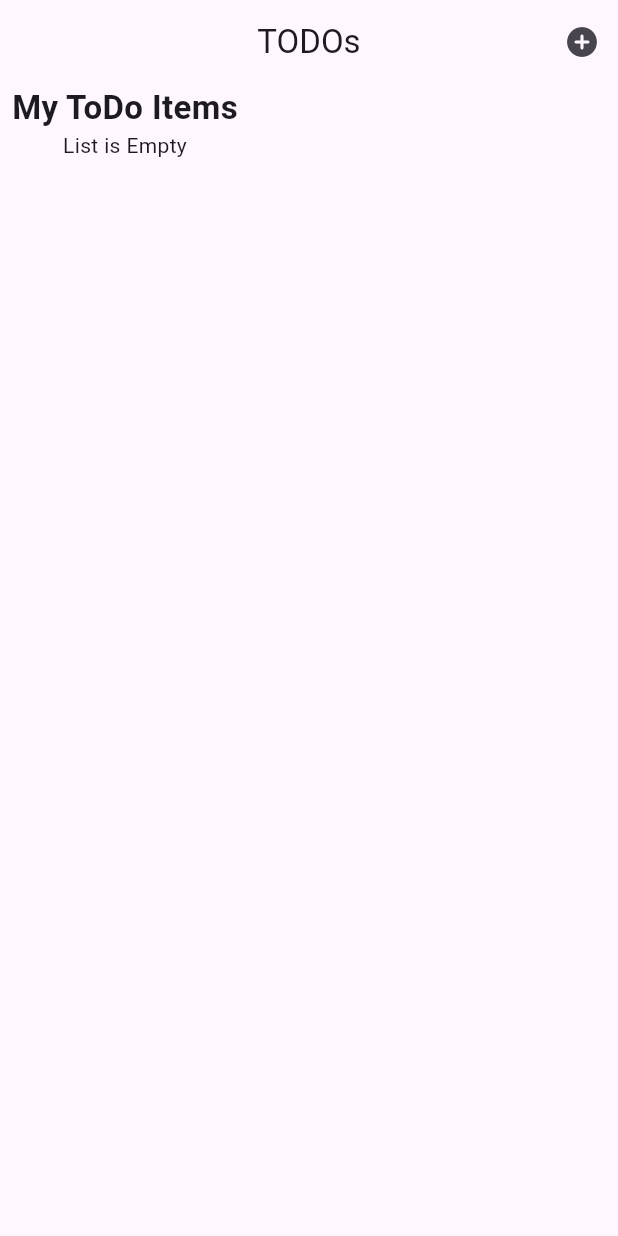
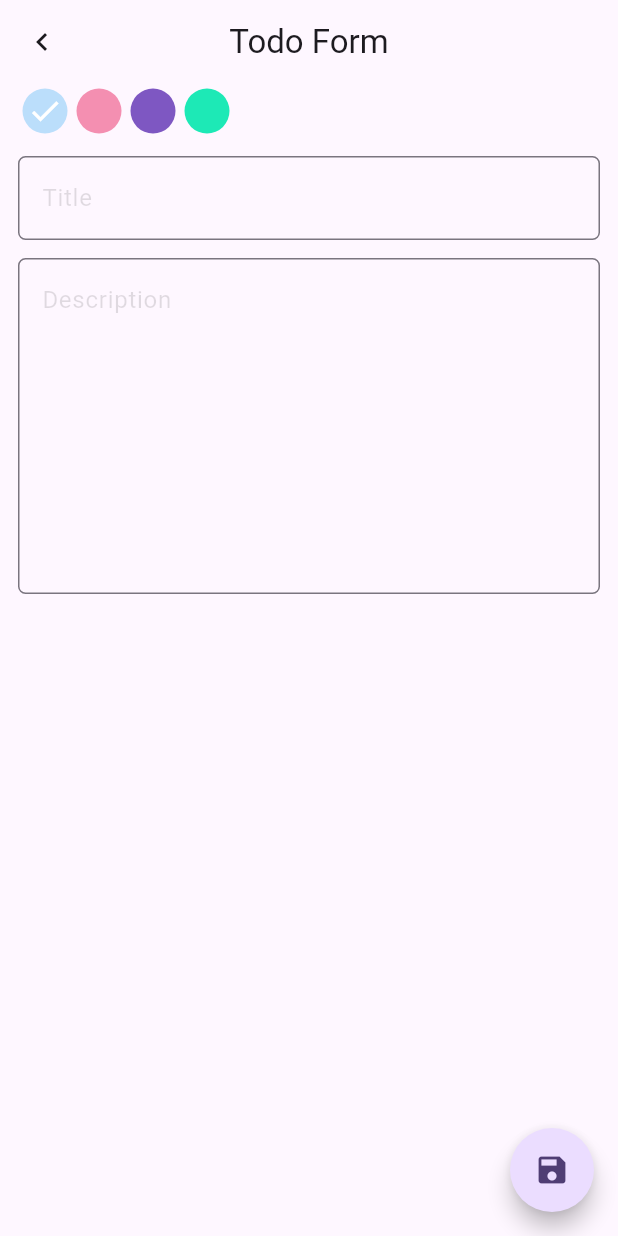
Before and after one commit to zahraaapz/to_do_flutter, a Flutter app: the screen it shows after launch, after a tap on the "add circle" icon, on a phone screen of 412 x 824 dp. Run offline on Flutter 3.47's test engine with Material 3 defaults, Android fonts, the light colour scheme and no system bars; our stand-ins replace hive, hive_flutter; accounts and stored records are empty.

Commit message:
fix error

```diff
--- a/lib/main.dart
+++ b/lib/main.dart
@@ -25,6 +25,7 @@ class MyApp extends StatelessWidget {
   @override
   Widget build(BuildContext context) {
     return MaterialApp(
+      debugShowCheckedModeBanner: false,
       title: 'Flutter Demo',
       theme: ThemeData(
         appBarTheme: const AppBarTheme(
--- a/lib/main_screen.dart
+++ b/lib/main_screen.dart
@@ -1,10 +1,9 @@
-import 'dart:ffi';
-
 import 'package:flutter/material.dart';
 import 'package:hive/hive.dart';
 import 'package:hive_flutter/adapters.dart';
 import 'package:to_do_list/main.dart';
 import 'package:to_do_list/model/todo_model.dart';
+import 'package:to_do_list/new_todo_screen.dart';
 
 class MainScreen extends StatefulWidget {
   const MainScreen({super.key});
@@ -13,74 +12,143 @@ class MainScreen extends StatefulWidget {
   State<MainScreen> createState() => _MainScreenState();
 }
 
-final box=Hive.box<ToDoModel>(todoBox);
+final box = Hive.box<ToDoModel>(todoBox);
 
 class _MainScreenState extends State<MainScreen> {
   @override
   Widget build(BuildContext context) {
-    return SafeArea(child:Scaffold(
+    return SafeArea(
+        child: Scaffold(
             appBar: AppBar(
-        title:const Text('TODOs'),
-        actions: [IconButton(onPressed: (){}, icon:const Icon(Icons.add_circle_rounded))],
+              title: const Text('TODOs'),
+              actions: [
+                IconButton(
+                    onPressed: () {
+                      Navigator.push(
+                          context,
+                          MaterialPageRoute(
+                            builder: (context) => ToDoFormScreen(
+                                toDoModel: ToDoModel(
+                                    des: '', title: '', color: ToDoColor.blue)),
+                          ));
+                    },
+                    icon: const Icon(Icons.add_circle_rounded))
+              ],
             ),
-      body:Column(children: [
+            body: Column(
+              children: [
                 const Padding(
-          padding: EdgeInsets.symmetric(horizontal:8.0),
-          child: Text('My ToDo Items',style: TextStyle(fontSize: 22,fontWeight: FontWeight.w600),),
+                  padding: EdgeInsets.symmetric(horizontal: 8.0),
+                  child: Text(
+                    'My ToDo Items',
+                    style: TextStyle(fontSize: 22, fontWeight: FontWeight.w600),
                   ),
-          Expanded(child:
-          ValueListenableBuilder<Box<ToDoModel>>(valueListenable:box.listenable(),
-           builder:(context, value, child) {
-
-                 final list=value.values.toList();
+                ),
+                Expanded(
+                    child: ValueListenableBuilder<Box<ToDoModel>>(
+                  valueListenable: box.listenable(),
+                  builder: (context, value, child) {
+                    final list = value.values.toList();
                     if (list.isEmpty) {
-                 return  const Text('List is Empty');
+                      return const Center(child:Text('List is Empty'));
                     } else {
                       return ListView.builder(
                         itemCount: list.length,
-                    itemBuilder:(context, index) {
+                        itemBuilder: (context, index) {
+                          list[index].id = box.keyAt(index);
 
-                       list[index].id=box.keyAt(index);
+                          return Item(toDo: list[index]);
+                        },
+                      );
+                    }
+                  },
+                ))
+              ],
+            )));
+  }
+}
 
+class Item extends StatelessWidget {
+  const Item({
+    super.key,
+    required this.toDo,
+  });
+
+  final toDo;
+
+  @override
+  Widget build(BuildContext context) {
     return GestureDetector(
-                        onTap: (){
+      onTap: () {
         ScaffoldMessenger.of(context).showSnackBar(SnackBar(
             backgroundColor: Colors.black,
-                            action: SnackBarAction(label: 'Edit', onPressed: (){}),
-                            content:Text(list[index].des)));
+            action: SnackBarAction(
+                label: 'Edit',
+                onPressed: () {
+                  Navigator.push(
+                      context,
+                      MaterialPageRoute(
+                        builder: (context) => ToDoFormScreen(toDoModel: toDo),
+                      ));
+                }),
+            content: Text(toDo.des)));
       },
       child: Container(
         margin: const EdgeInsets.only(bottom: 12),
-
         child: Dismissible(
+            confirmDismiss: (direction) async =>
+                direction == DismissDirection.endToStart,
             background: Container(
               padding: const EdgeInsets.all(12),
-                              color: Colors.red,child: const Icon(Icons.delete),),
-                            dismissThresholds: const {DismissDirection.endToStart:0.3},
+              color: Colors.red,
+              child: const Icon(Icons.delete),
+            ),
+            dismissThresholds: const {DismissDirection.endToStart: 0.3},
             onDismissed: (direction) {
-                              if (direction==DismissDirection.endToStart) {
-                                box.delete(list[index].id);
-
+              if (direction == DismissDirection.endToStart) {
+                box.delete(toDo.id);
               }
             },
-                            key: ValueKey<int>(list[index].id), child:Container() ),
+            key: ValueKey<int>(toDo.id),
+            child: Container(
+              padding: const EdgeInsets.all(12),
+              width: double.infinity,
+              child: Column(
+                crossAxisAlignment: CrossAxisAlignment.start,
+                children: [
+                  Row(
+                    children: [
+                      Padding(
+                        padding: const EdgeInsets.only(right: 10),
+                        child: Icon(Icons.edit_note,
+                            size: 24, color: Color(toDo.color.code)),
+                      ),
+                      Text(
+                        toDo.title,
+                        style: TextStyle(
+                            fontSize: 10,
+                            fontWeight: FontWeight.bold,
+                            color: Color(toDo.color.code)),
+                      )
+                    ],
+                  ),
+                  Padding(
+                    padding: const EdgeInsets.only(left: 24.0),
+                    child: Text(
+                      toDo.des,
+                      textAlign: TextAlign.justify,
+                      maxLines: 3,
+                      overflow: TextOverflow.ellipsis,
+                    ),
+                  ),
+                  const SizedBox(
+                    height: 8,
+                  ),
+                  const Divider()
+                ],
+              ),
+            )),
       ),
     );
-                   },);
-                 }
-
-
-
-
-
-
-
-
-
-
-
-           },))
-      ],)
-    ));
   }
 }
--- a/lib/model/todo_model.dart
+++ b/lib/model/todo_model.dart
@@ -13,33 +13,25 @@ String des;
   @HiveField(3)
   ToDoColor color;
 
-
   ToDoModel({
-  required this.id,
     required this.des,
     required this.title,
     required this.color,
   });
 }
 
-
 @HiveType(typeId: 1)
-enum  ToDoColor{
-
-
+enum ToDoColor {
   @HiveField(0)
-blue(11111),
+  blue(0xffbbdefb),
   @HiveField(1)
-pink(22222),
+  pink(0xfff48fb1),
   @HiveField(2)
-green(1),
+  green(0xff1de9b6),
   @HiveField(3)
-purple(1);
+  purple(0xff7e57c2);
 
   final int code;
 
   const ToDoColor(this.code);
-
-
-
 }
--- /dev/null
+++ b/lib/new_todo_screen.dart
@@ -0,0 +1,154 @@
+import 'package:flutter/material.dart';
+import 'package:to_do_list/main_screen.dart';
+import 'package:to_do_list/model/todo_model.dart';
+
+late ToDoColor _selectColor;
+
+class ToDoFormScreen extends StatelessWidget {
+  const ToDoFormScreen({super.key, required this.toDoModel});
+
+  final ToDoModel toDoModel;
+  @override
+  Widget build(BuildContext context) {
+    final titleController = TextEditingController(text: toDoModel.title);
+    final desController = TextEditingController(text: toDoModel.des);
+    _selectColor = toDoModel.color;
+    return SafeArea(
+      child: Scaffold(
+        appBar: AppBar(
+          title: const Text('Todo Form'),
+          leading: IconButton(
+              onPressed: () {
+                Navigator.pop(context);
+              },
+              icon: const Icon(Icons.keyboard_arrow_left_outlined)),
+        ),
+        body: Padding(
+          padding: const EdgeInsets.symmetric(horizontal: 12),
+          child: Column(
+            children: [
+              const ToDoColorSelector(),
+              SizedBox(height: 12,),
+              TextField(
+                controller: titleController,
+                textInputAction: TextInputAction.next,
+                decoration: const InputDecoration(hintText: 'Title'),
+              ),
+              SizedBox(height: 12,),
+
+              TextField(
+                controller: desController,
+                textInputAction: TextInputAction.newline,
+                maxLines: 8,
+                decoration: const InputDecoration(hintText: 'Description'),
+              )
+            ],
+          ),
+        ),
+        floatingActionButton: FloatingActionButton(
+          onPressed: () {
+            if (titleController.text.isEmpty) {
+
+            } else {
+                 toDoModel.title=titleController.text.trim();
+            toDoModel.des=desController.text.trim();
+            toDoModel.color=_selectColor;
+
+            if (toDoModel.isInBox) {
+              toDoModel.save();
+            } else {
+              box.add(toDoModel);
+            }
+            }
+         Navigator.pop(context);
+          },
+          shape:
+              RoundedRectangleBorder(borderRadius: BorderRadius.circular(50)),
+          child: const Icon(Icons.save),
+        ),
+      ),
+    );
+  }
+}
+
+class ToDoColorSelector extends StatefulWidget {
+  const ToDoColorSelector({super.key});
+
+  @override
+  State<ToDoColorSelector> createState() => _ToDoColorSelectorState();
+}
+
+class _ToDoColorSelectorState extends State<ToDoColorSelector> {
+  @override
+  Widget build(BuildContext context) {
+    return Row(
+      children: [
+        ColorItem(
+          onTap: () {
+            setState(() {
+              _selectColor = ToDoColor.blue;
+            });
+          },
+          isSelect: _selectColor == ToDoColor.blue,
+          colorCode: ToDoColor.blue.code,
+        ),
+        ColorItem(
+          onTap: () {
+            setState(() {
+              _selectColor = ToDoColor.pink;
+            });
+          },
+          isSelect: _selectColor == ToDoColor.pink,
+          colorCode: ToDoColor.pink.code,
+        ),
+        ColorItem(
+          onTap: () {
+            setState(() {
+              _selectColor = ToDoColor.purple;
+            });
+          },
+          isSelect: _selectColor == ToDoColor.purple,
+          colorCode: ToDoColor.purple.code,
+        ),
+        ColorItem(
+          onTap: () {
+            setState(() {
+              _selectColor = ToDoColor.green;
+            });
+          },
+          isSelect: _selectColor == ToDoColor.green,
+          colorCode: ToDoColor.green.code,
+        ),
+      ],
+    );
+  }
+}
+
+class ColorItem extends StatelessWidget {
+  const ColorItem({
+    super.key,
+    required this.onTap,
+    required this.isSelect,
+    required this.colorCode,
+  });
+
+  final Function() onTap;
+  final bool isSelect;
+  final int colorCode;
+  @override
+  Widget build(BuildContext context) {
+    return GestureDetector(
+      onTap: onTap,
+      child: Container(
+        margin: const EdgeInsets.all(3),
+        padding: const EdgeInsets.all(3),
+        width: 30,
+        height: 30,
+        alignment: Alignment.center,
+        decoration:
+            BoxDecoration(shape: BoxShape.circle, color: Color(colorCode)),
+        child: isSelect ? const Icon(Icons.check,color: Colors.white,) : null,
+      ),
+    );
+  }
+}
```
Also changed, not shown: lib/model/todo_model.g.dart. Lines whose indentation alone changed are shown as unchanged.
